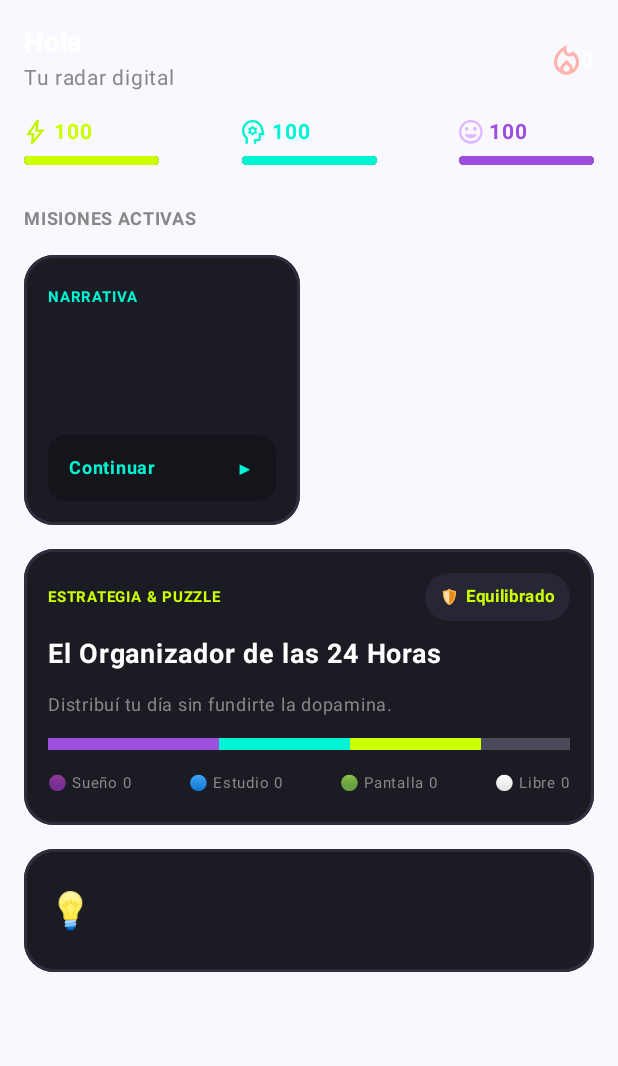
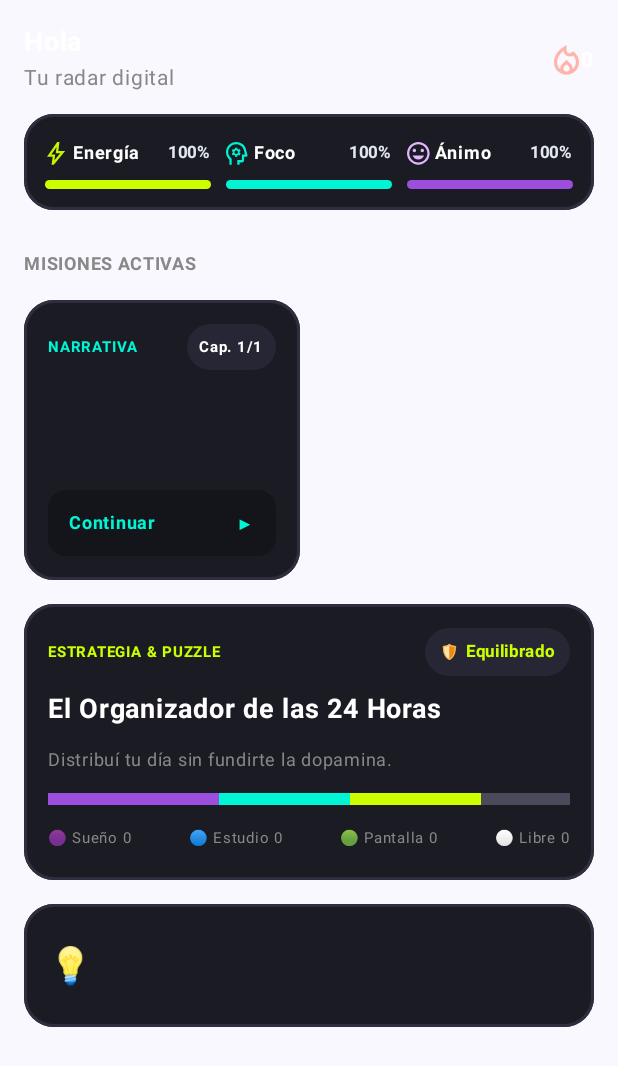
Before and after one commit to edi4518/bienestar-digital-android, an Android app built with Jetpack Compose: the composable HubScreen shown on its own in the app's theme, on a phone screen of 412 x 824 dp. Shown: the top 1066 px of the screen. Run offline under Robolectric (Android 15) with nearby library versions, the phone set to English and light mode, and no system bars.

Commit message:
feat: Implementar persistencia Room/SQLite, racha dinamica, redisenada barra de stats e indicador de capitulo
- Implementar arquitectura Room con SQLite (Entities: AuditoriaDiaria, UserProfile, MinijuegoRecord, DAOs y BienestarDatabase)

- Integrar persistencia automatica de auditorias diarias en SQLite al recalcular habitos en Organizador 24h

- Redisenar la barra de estadisticas del jugador en la pantalla principal (Hub) con nombres, porcentajes y barras de progreso por atributo

- Implementar sistema dinamico de racha de dias consecutivos con fuego (fuego) en UserPreferencesManager y HubViewModel

- Agregar indicador de progreso de capitulo guardado (Cap. X/7) en la tarjeta narrativa de Decisiones Conectadas

```diff
--- a/app/build.gradle.kts
+++ b/app/build.gradle.kts
@@ -53,7 +53,9 @@ dependencies {
     implementation(libs.androidx.navigation.compose)
     implementation("androidx.compose.material:material-icons-extended")
     implementation("com.google.code.gson:gson:2.10.1")
+    implementation("androidx.room:room-runtime:2.6.1")
     implementation(libs.androidx.room.ktx)
+    annotationProcessor("androidx.room:room-compiler:2.6.1")
     implementation(libs.androidx.core.ktx)
     implementation(libs.compose.material3)
     implementation("io.coil-kt:coil-compose:2.6.0")
--- a/app/src/main/java/com/example/bienestar_digital_android/feature/hub/HubView.kt
+++ b/app/src/main/java/com/example/bienestar_digital_android/feature/hub/HubView.kt
@@ -86,34 +86,47 @@ fun HubScreen(
             }
         }
 
-        // Barra de estado del jugador
-        Row(
+        // Barra de estado del jugador (Contenedor estilo tarjeta con el diseño exacto de la Imagen 2)
+        Box(
             modifier = Modifier
                 .fillMaxWidth()
-                .padding(vertical = 12.dp),
-            horizontalArrangement = Arrangement.SpaceBetween,
+                .padding(vertical = 12.dp)
+                .background(Color(0xFF1B1B24), RoundedCornerShape(20.dp))
+                .border(1.5.dp, Color(0xFF2E2E3E), RoundedCornerShape(20.dp))
+                .padding(horizontal = 14.dp, vertical = 14.dp)
+        ) {
+            Row(
+                modifier = Modifier.fillMaxWidth(),
+                horizontalArrangement = Arrangement.spacedBy(10.dp),
                 verticalAlignment = Alignment.CenterVertically
             ) {
                 // 1. Barra de Energía
                 StatBarItem(
                     icon = R.drawable.energia,
+                    name = "Energía",
                     value = uiState.stats.energia,
-                barColor = Color(0xFFCCFF00)
+                    barColor = Color(0xFFCCFF00),
+                    modifier = Modifier.weight(1f)
                 )
 
                 // 2. Barra de Foco
                 StatBarItem(
                     icon = R.drawable.foco,
+                    name = "Foco",
                     value = uiState.stats.foco,
-                barColor = Color(0xFF00F5D4)
+                    barColor = Color(0xFF00F5D4),
+                    modifier = Modifier.weight(1f)
                 )
 
                 // 3. Barra de Ánimo
                 StatBarItem(
                     icon = R.drawable.animo,
+                    name = "Ánimo",
                     value = uiState.stats.animo,
-                barColor = Color(0xFF9D4EDD)
+                    barColor = Color(0xFF9D4EDD),
+                    modifier = Modifier.weight(1f)
                 )
+            }
         }
 
 
@@ -150,12 +163,35 @@ fun HubScreen(
                     .padding(16.dp),
                 verticalArrangement = Arrangement.spacedBy(8.dp)
             ) {
+                Row(
+                    modifier = Modifier.fillMaxWidth(),
+                    horizontalArrangement = Arrangement.SpaceBetween,
+                    verticalAlignment = Alignment.CenterVertically
+                ) {
                     Text(
                         text = "NARRATIVA",
                         fontSize = 10.sp,
                         fontWeight = FontWeight.Bold,
                         color = Color(0xFF00F5D4)
                     )
+
+                    // Badge de capítulo guardado (ejemplo: "Cap. 2/7")
+                    Box(
+                        modifier = Modifier
+                            .background(
+                                color = Color(0xFF262634),
+                                shape = RoundedCornerShape(9999.dp)
+                            )
+                            .padding(horizontal = 8.dp, vertical = 3.dp)
+                    ) {
+                        Text(
+                            text = "Cap. ${uiState.misionNarrativa.capituloActual}/${uiState.misionNarrativa.totalCapitulos}",
+                            fontSize = 10.sp,
+                            fontWeight = FontWeight.Bold,
+                            color = Color.White
+                        )
+                    }
+                }
                 Text(
                     text = uiState.misionNarrativa.titulo,
                     fontSize = 16.sp,
@@ -372,28 +408,37 @@ fun HubScreen(
 @Composable
 fun StatBarItem(
     icon: Int,
+    name: String,
     value: Int,
     barColor: Color,
     modifier: Modifier = Modifier
 ) {
     Column(
-        modifier = modifier.width(90.dp),
-        verticalArrangement = Arrangement.spacedBy(4.dp)
+        modifier = modifier,
+        verticalArrangement = Arrangement.spacedBy(6.dp)
     ) {
         Row(
+            modifier = Modifier.fillMaxWidth(),
             verticalAlignment = Alignment.CenterVertically,
-            horizontalArrangement = Arrangement.spacedBy(4.dp)
+            horizontalArrangement = Arrangement.spacedBy(3.dp)
         ) {
             Image(
                 painter = painterResource(id = icon),
-                contentDescription = null,
-                modifier = Modifier.size(16.dp)
+                contentDescription = name,
+                modifier = Modifier.size(15.dp)
             )
             Text(
-                text = "$value",
-                fontSize = 14.sp,
+                text = name,
+                fontSize = 12.sp,
                 fontWeight = FontWeight.Bold,
-                color = barColor
+                color = Color.White
+            )
+            Spacer(modifier = Modifier.weight(1f))
+            Text(
+                text = "${value.coerceIn(0, 100)}%",
+                fontSize = 11.sp,
+                fontWeight = FontWeight.Bold,
+                color = Color(0xFFE2E8F0)
             )
         }
 
@@ -404,9 +449,10 @@ fun StatBarItem(
                 .height(6.dp)
                 .background(Color(0xFF2E2E3E), RoundedCornerShape(3.dp))
         ) {
+            val progressFrac = (value.coerceIn(0, 100) / 100f).coerceAtLeast(0.04f)
             Box(
                 modifier = Modifier
-                    .fillMaxWidth(fraction = (value.coerceIn(0, 100) / 100f))
+                    .fillMaxWidth(fraction = progressFrac)
                     .fillMaxHeight()
                     .background(barColor, RoundedCornerShape(3.dp))
             )
```
Also changed, not shown: app/src/main/java/com/example/bienestar_digital_android/MainActivity.kt (+6 -2 lines), app/src/main/java/com/example/bienestar_digital_android/data/local/UserPreferencesManager.kt (+62 -0 lines), app/src/main/java/com/example/bienestar_digital_android/data/local/db/BienestarDatabase.kt (added, +39 -0 lines), app/src/main/java/com/example/bienestar_digital_android/data/local/db/Daos.kt (added, +40 -0 lines), app/src/main/java/com/example/bienestar_digital_android/data/local/db/Entities.kt (added, +52 -0 lines), app/src/main/java/com/example/bienestar_digital_android/feature/hub/HubViewModel.kt (+12 -2 lines), app/src/main/java/com/example/bienestar_digital_android/feature/organizador24h/Organizador24hViewModel/Organizador24hViewModel.kt (+18 -0 lines). Lines whose indentation alone changed are shown as unchanged.
